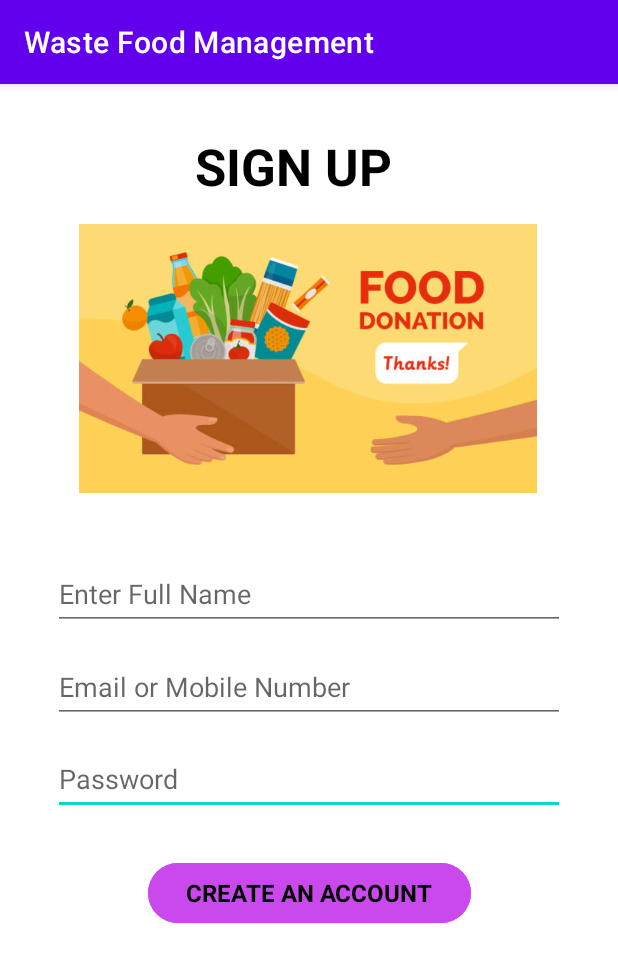
After one commit to officialshubhamsinha/Waste-Food-Management1, an Android app: the SignUp screen opened directly, with no data from a screen before it, on a phone screen of 412 x 824 dp. The commit adds this screen. Shown: the top 962 px of the screen. Run offline under Robolectric (Android 15) with nearby library versions, the phone set to English and light mode, and no system bars.

Commit message:
SignUp Update

```diff
--- a/app/src/main/AndroidManifest.xml
+++ b/app/src/main/AndroidManifest.xml
@@ -10,6 +10,9 @@
         android:supportsRtl="true"
         android:theme="@style/Theme.WasteFoodManagement">
         <activity
+            android:name=".SignUp"
+            android:exported="false" />
+        <activity
             android:name=".MainActivity"
             android:exported="true">
             <intent-filter>
--- a/app/src/main/java/com/example/wastefoodmanagement/MainActivity.java
+++ b/app/src/main/java/com/example/wastefoodmanagement/MainActivity.java
@@ -2,7 +2,9 @@ package com.example.wastefoodmanagement;
 
 import androidx.appcompat.app.AppCompatActivity;
 
+import android.content.Intent;
 import android.os.Bundle;
+import android.view.View;
 
 public class MainActivity extends AppCompatActivity {
 
@@ -11,4 +13,8 @@ public class MainActivity extends AppCompatActivity {
         super.onCreate(savedInstanceState);
         setContentView(R.layout.activity_main);
     }
+
+    public void openSign_up(View view) {
+        startActivity(new Intent(this,SignUp.class));
+    }
 }
--- /dev/null
+++ b/app/src/main/java/com/example/wastefoodmanagement/SignUp.java
@@ -0,0 +1,14 @@
+package com.example.wastefoodmanagement;
+
+import androidx.appcompat.app.AppCompatActivity;
+
+import android.os.Bundle;
+
+public class SignUp extends AppCompatActivity {
+
+    @Override
+    protected void onCreate(Bundle savedInstanceState) {
+        super.onCreate(savedInstanceState);
+        setContentView(R.layout.activity_sign_up);
+    }
+}
--- a/app/src/main/res/layout/activity_main.xml
+++ b/app/src/main/res/layout/activity_main.xml
@@ -103,6 +103,7 @@
         android:layout_marginEnd="32dp"
         android:backgroundTint="#F44336"
         android:text="@string/sign_up"
+        android:onClick="openSign_up"
         android:textColor="@color/black"
         android:textSize="16sp"
         android:textStyle="bold"
--- /dev/null
+++ b/app/src/main/res/layout/activity_sign_up.xml
@@ -0,0 +1,101 @@
+<?xml version="1.0" encoding="utf-8"?>
+<androidx.constraintlayout.widget.ConstraintLayout xmlns:android="http://schemas.android.com/apk/res/android"
+    xmlns:app="http://schemas.android.com/apk/res-auto"
+    xmlns:tools="http://schemas.android.com/tools"
+    android:layout_width="match_parent"
+    android:layout_height="match_parent"
+    tools:context=".SignUp">
+
+    <Button
+        android:id="@+id/button4"
+        style="@style/Widget.Material3.Button"
+        android:layout_width="215dp"
+        android:layout_height="48dp"
+        android:layout_marginTop="60dp"
+        android:backgroundTint="#C949EC"
+        android:scrollbarStyle="insideOverlay"
+        android:text="CREATE AN ACCOUNT"
+        android:textColor="@color/black"
+        android:textIsSelectable="false"
+        android:textSize="16sp"
+        android:textStyle="bold"
+        app:flow_firstHorizontalStyle="spread_inside"
+        app:layout_constraintBottom_toBottomOf="parent"
+        app:layout_constraintEnd_toEndOf="parent"
+        app:layout_constraintStart_toStartOf="parent"
+        app:layout_constraintTop_toTopOf="parent"
+        app:layout_constraintVertical_bias="0.69" />
+
+    <EditText
+        android:id="@+id/editTextTextEmailAddress4"
+        android:layout_width="wrap_content"
+        android:layout_height="wrap_content"
+        android:autofillHints=""
+        android:ems="16"
+        android:hint="Password"
+        android:inputType="textEmailAddress"
+        android:minHeight="48dp"
+        app:layout_constraintBottom_toBottomOf="parent"
+        app:layout_constraintEnd_toEndOf="parent"
+        app:layout_constraintStart_toStartOf="parent"
+        app:layout_constraintTop_toTopOf="parent"
+        app:layout_constraintVertical_bias="0.61" />
+
+    <EditText
+        android:id="@+id/editTextTextEmailAddress3"
+        android:layout_width="wrap_content"
+        android:layout_height="wrap_content"
+        android:autofillHints=""
+        android:ems="16"
+        android:hint="Email or Mobile Number"
+        android:inputType="textEmailAddress"
+        android:minHeight="48dp"
+        app:layout_constraintBottom_toBottomOf="parent"
+        app:layout_constraintEnd_toEndOf="parent"
+        app:layout_constraintStart_toStartOf="parent"
+        app:layout_constraintTop_toTopOf="parent"
+        app:layout_constraintVertical_bias="0.525" />
+
+    <EditText
+        android:id="@+id/editTextTextEmailAddress2"
+        android:layout_width="wrap_content"
+        android:layout_height="wrap_content"
+        android:autofillHints=""
+        android:ems="16"
+        android:hint="Enter Full Name"
+        android:inputType="textEmailAddress"
+        android:minHeight="48dp"
+        app:layout_constraintBottom_toBottomOf="parent"
+        app:layout_constraintEnd_toEndOf="parent"
+        app:layout_constraintStart_toStartOf="parent"
+        app:layout_constraintTop_toTopOf="parent"
+        app:layout_constraintVertical_bias="0.439" />
+
+    <ImageView
+        android:id="@+id/imageView2"
+        android:layout_width="312dp"
+        android:layout_height="179dp"
+        android:layout_marginTop="92dp"
+        android:isScrollContainer="false"
+        app:layout_constraintBottom_toTopOf="@+id/editTextTextEmailAddress2"
+        app:layout_constraintEnd_toEndOf="parent"
+        app:layout_constraintHorizontal_bias="0.494"
+        app:layout_constraintStart_toStartOf="parent"
+        app:layout_constraintTop_toTopOf="parent"
+        app:layout_constraintVertical_bias="0.034"
+        app:srcCompat="@drawable/istockphoto_1224414210_612x612" />
+
+    <TextView
+        android:id="@+id/textView5"
+        android:layout_width="wrap_content"
+        android:layout_height="wrap_content"
+        android:layout_marginTop="32dp"
+        android:text="SIGN UP"
+        android:textColor="@color/black"
+        android:textSize="34sp"
+        android:textStyle="bold"
+        app:layout_constraintEnd_toEndOf="parent"
+        app:layout_constraintHorizontal_bias="0.463"
+        app:layout_constraintStart_toStartOf="parent"
+        app:layout_constraintTop_toTopOf="parent" />
+</androidx.constraintlayout.widget.ConstraintLayout>
```
